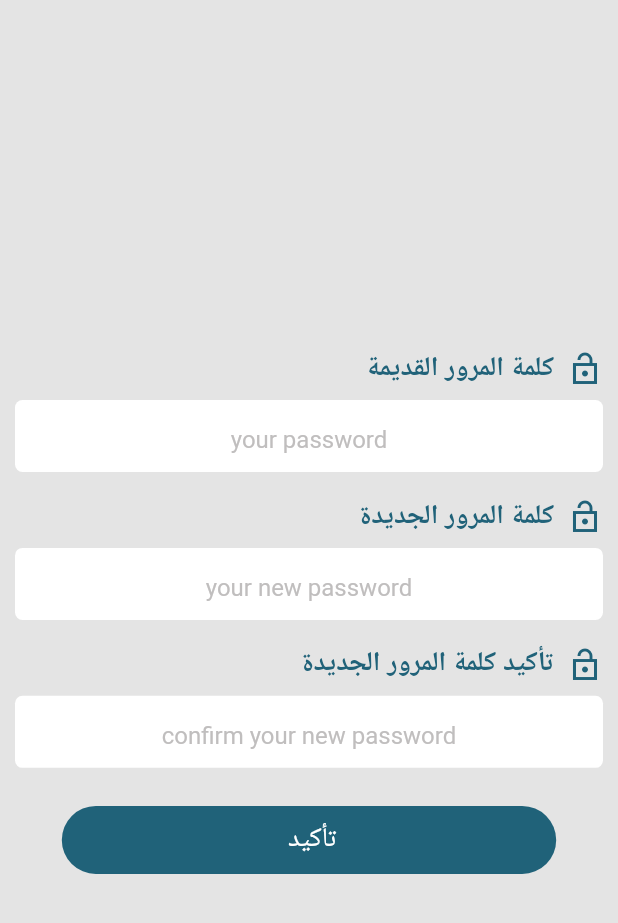
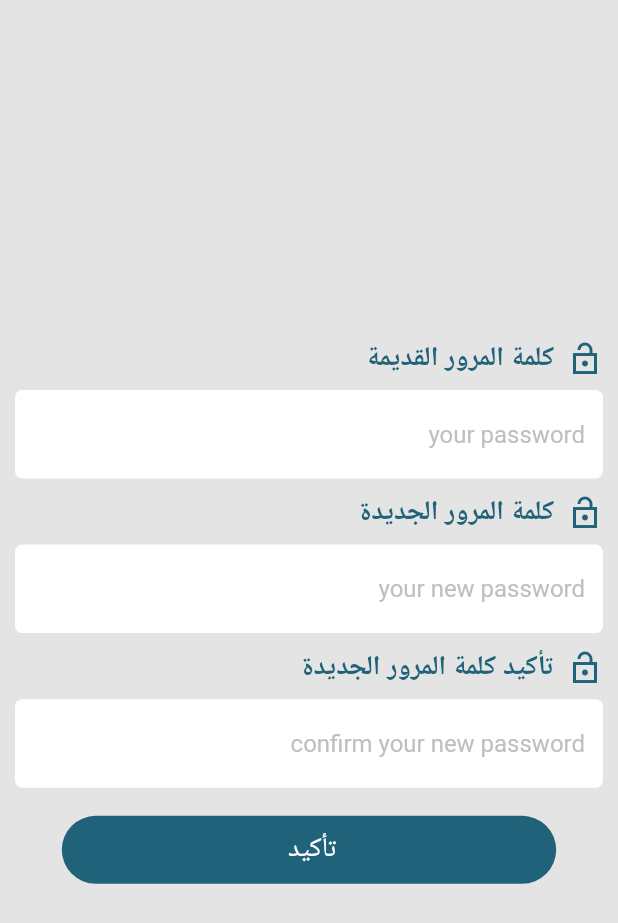
Before and after one commit to YasserBar/Upkeep-, a Flutter app: the ChangePasswordScreen screen opened directly, on a phone screen of 412 x 824 dp. Shown: the top 923 px of the screen. Run offline on Flutter 3.47's test engine with Material 2 defaults, Android fonts, the phone set to English and light mode, and no system bars; our stand-ins replace auto_size_text, cached_network_image, dartz, equatable, flutter_bloc, flutter_native_splash and 5 more; missing offline and left inert: flutter_verification_code; accounts and stored records are empty; statements that could not run were skipped.

Commit message:
Fix alignment & validation of Text Filed

```diff
--- a/lib/features/auth/presentation/widgets/custom_textfiled.dart
+++ b/lib/features/auth/presentation/widgets/custom_textfiled.dart
@@ -31,13 +31,7 @@ class CustomTextFiled extends StatelessWidget {
         SizedBox(
           height: MediaQuery.of(context).size.height * .01,
         ),
-        Container(
-          //  height: MediaQuery.of(context).size.height * .05,
-          width: double.infinity,
-          decoration: const BoxDecoration(
-              color: Colors.white,
-              borderRadius: BorderRadius.all(Radius.circular(5))),
-          child: TextFormField(
+        TextFormField(
           autovalidateMode: AutovalidateMode.onUserInteraction,
           obscureText: isPassword,
           validator: validator,
@@ -45,12 +39,16 @@ class CustomTextFiled extends StatelessWidget {
           controller: controller,
           onChanged: onChange,
           style: const TextStyle(overflow: TextOverflow.clip),
-            textAlign: TextAlign.center,
+          textAlign: TextAlign.right,
           decoration: InputDecoration(
-                border: InputBorder.none,
+              border: const OutlineInputBorder(
+                borderSide: BorderSide.none,
+                borderRadius: BorderRadius.all(Radius.circular(5)),
+              ),
               hintText: hintT,
+              filled: true,
+              fillColor: Colors.white,
               hintStyle: const TextStyle(color: Color(0xffC0BEBE))),
-          ),
         ),
       ],
     );
--- a/lib/features/auth/presentation/widgets/ttime_date_widget.dart
+++ b/lib/features/auth/presentation/widgets/ttime_date_widget.dart
@@ -202,7 +202,9 @@ class TimeDatePicker extends StatelessWidget {
       children: [
         Container(
           height: MediaQuery.of(context).size.height * .06,
+          alignment: Alignment.centerRight,
           width: double.infinity,
+          padding: const EdgeInsets.symmetric(vertical: 12),
           margin: const EdgeInsets.symmetric(horizontal: 10),
           decoration: const BoxDecoration(
             borderRadius: BorderRadius.all(Radius.circular(10)),
```
Also changed, not shown: lib/features/auth/presentation/widgets/textfiled_full_name.dart (+23 -20 lines), lib/features/auth/presentation/widgets/textfiled_number.dart (+19 -37 lines). Lines whose indentation alone changed are shown as unchanged.
